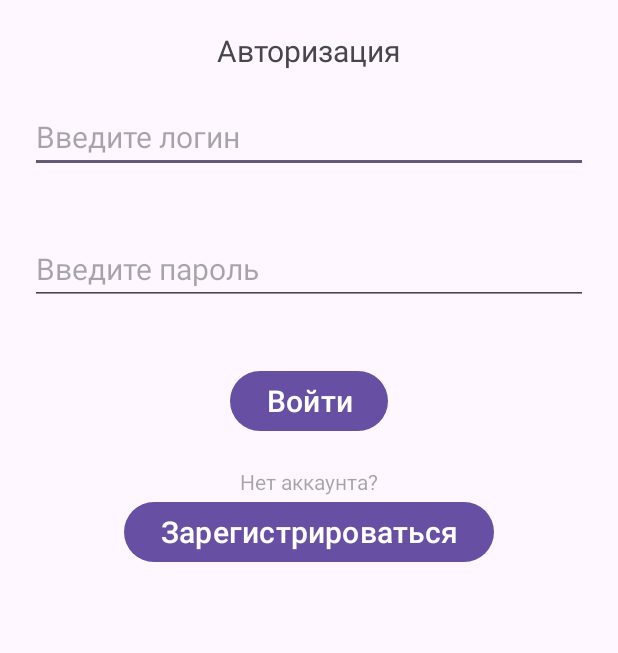
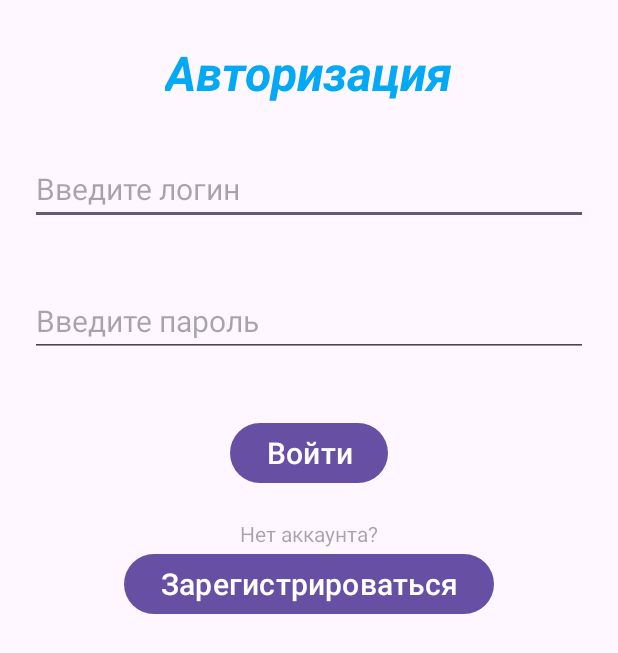
Before and after one commit to DaniyarZhan/MoodDiary, an Android app: the AuthorizeActivity screen opened directly, with no data from a screen before it, on a phone screen of 412 x 824 dp. Shown: the top 653 px of the screen. Run offline under Robolectric (Android 15) with nearby library versions, the phone set to English and light mode, and no system bars.

Commit message:
Добавление сущностей

```diff
--- a/app/src/main/res/layout/activity_authorize.xml
+++ b/app/src/main/res/layout/activity_authorize.xml
@@ -11,8 +11,8 @@
         android:layout_height="wrap_content"
         android:layout_gravity="center"
         android:layout_marginTop="20dp"
-        android:text="@string/text_authorize"
-        android:textSize="20sp"/>
+        style="@style/TitleText"
+        android:text="@string/text_authorize"/>
 
     <EditText
         android:id="@+id/login_edit_text"
--- a/app/src/main/res/layout/activity_register.xml
+++ b/app/src/main/res/layout/activity_register.xml
@@ -11,8 +11,8 @@
         android:layout_height="wrap_content"
         android:layout_gravity="center_horizontal"
         android:layout_marginTop="20dp"
-        android:text="@string/text_register"
-        android:textSize="20sp"/>
+        style="@style/TitleText"
+        android:text="@string/text_register"/>
 
     <EditText
         android:id="@+id/login_edit_text"
```
